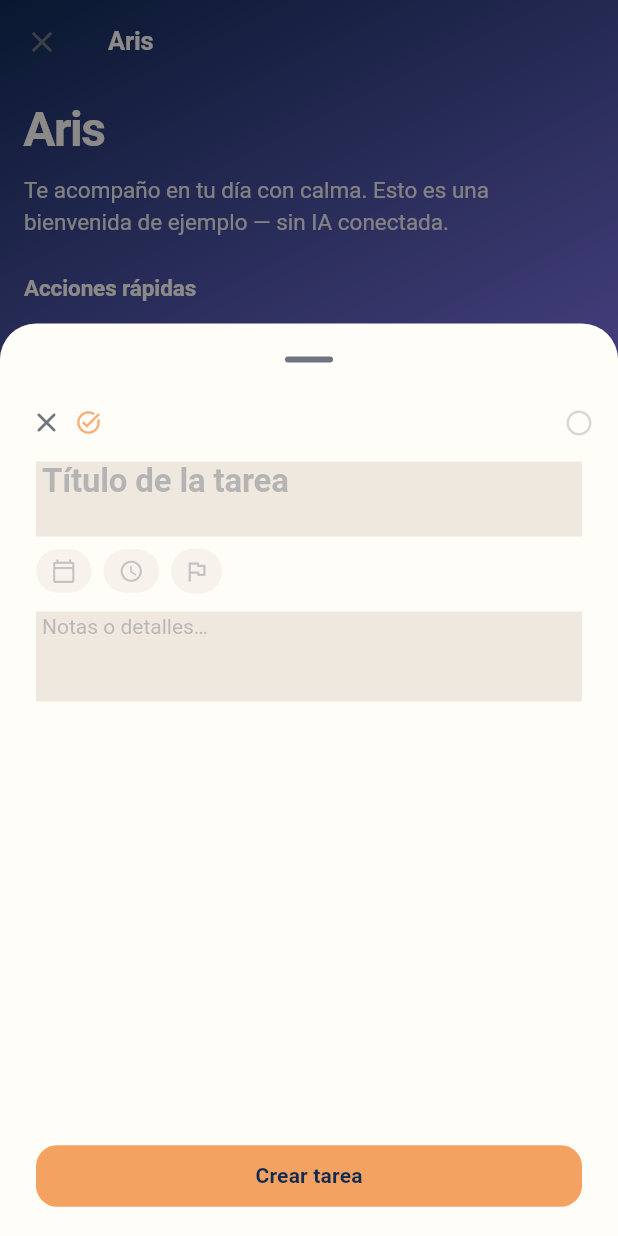
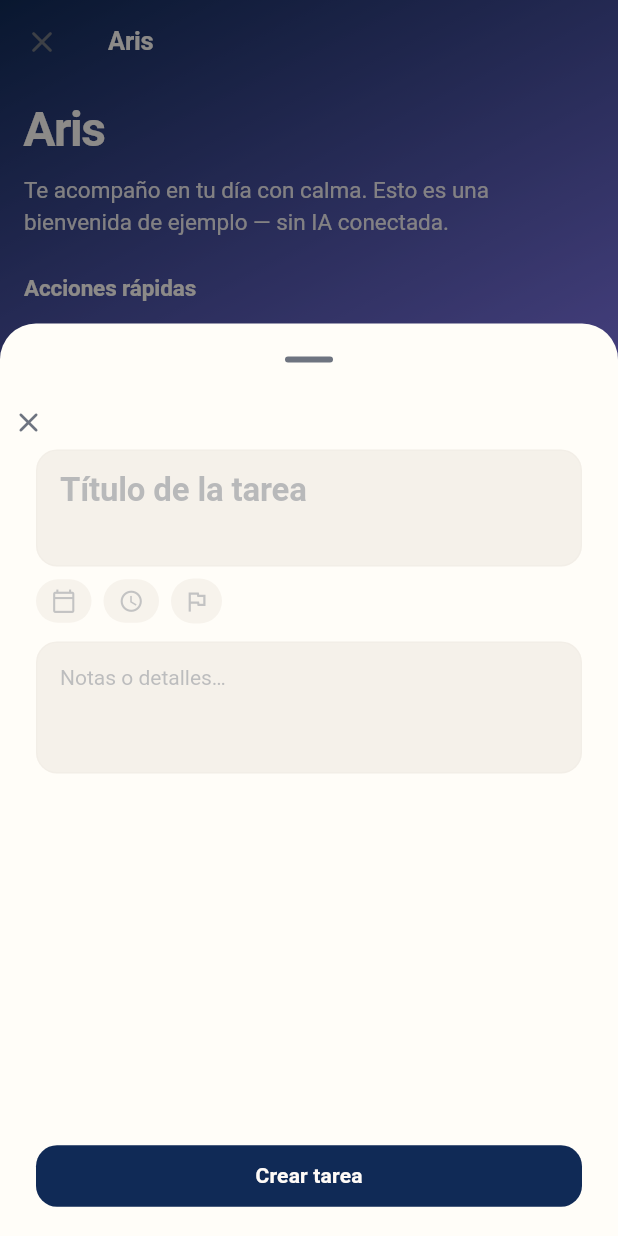
Before and after one commit to jmpmonge/aris-flutter, a Flutter app: the AssistantScreen screen opened directly, after a tap on "Crear tarea", on a phone screen of 412 x 824 dp. Run offline on Flutter 3.47's test engine with Material 3 defaults, Android fonts, the phone set to English and light mode, and no system bars; our stand-ins replace shared_preferences; accounts and stored records are empty; network calls fail.

Commit message:
v0.49.20 refina editor manual de tareas con CTA normal y acento naranja solo en metadatos
Co-authored-by: Cursor <cursoragent@cursor.com>

```diff
--- a/lib/features/tasks/presentation/manual_task_editor_page.dart
+++ b/lib/features/tasks/presentation/manual_task_editor_page.dart
@@ -4,10 +4,9 @@ import '../../../core/repositories/repositories.dart';
 import '../../../theme/app_spacing.dart';
 import '../../../shared/layout/breakpoints.dart';
 
-/// Acento coral/naranja del editor manual de tarea (v0.49.20).
+/// Naranja solo para metadatos activos en el editor manual (v0.49.20).
 abstract final class TaskManualEditorAccent {
-  static const Color coral = Color(0xFFF4A261);
-  static const Color coralDeep = Color(0xFFE07A3A);
+  static const Color metaActive = Color(0xFFF4A261);
 }
 
 /// Editor manual de tarea: sheet alto desde abajo (~68 %), compacto (v0.49.20).
@@ -91,9 +90,6 @@ class _ManualTaskEditorSheetState extends State<_ManualTaskEditorSheet> {
     super.dispose();
   }
 
-  Color get _accent =>
-      _priorityHigh ? TaskManualEditorAccent.coralDeep : TaskManualEditorAccent.coral;
-
   String? _dateIso(DateTime d) {
     final m = d.month.toString().padLeft(2, '0');
     final day = d.day.toString().padLeft(2, '0');
@@ -108,7 +104,7 @@ class _ManualTaskEditorSheetState extends State<_ManualTaskEditorSheet> {
     return '$h:$m';
   }
 
-  InputDecoration _borderlessHint(
+  InputDecoration _fieldDecoration(
     String hint,
     TextStyle? hintStyle, {
     String? errorText,
@@ -117,11 +113,37 @@ class _ManualTaskEditorSheetState extends State<_ManualTaskEditorSheet> {
       border: InputBorder.none,
       enabledBorder: InputBorder.none,
       focusedBorder: InputBorder.none,
+      errorBorder: InputBorder.none,
+      focusedErrorBorder: InputBorder.none,
+      filled: false,
       hintText: hint,
       hintStyle: hintStyle,
       errorText: errorText,
       contentPadding: EdgeInsets.zero,
       isDense: true,
+      isCollapsed: true,
+    );
+  }
+
+  Widget _textSurface({
+    required Widget child,
+  }) {
+    final scheme = Theme.of(context).colorScheme;
+    return DecoratedBox(
+      decoration: BoxDecoration(
+        color: scheme.surfaceContainerHighest.withValues(alpha: 0.42),
+        borderRadius: BorderRadius.circular(AppSpacing.radiusMd),
+        border: Border.all(
+          color: scheme.outline.withValues(alpha: 0.18),
+        ),
+      ),
+      child: Padding(
+        padding: const EdgeInsets.symmetric(
+          horizontal: AppSpacing.md,
+          vertical: AppSpacing.sm + 2,
+        ),
+        child: child,
+      ),
     );
   }
 
@@ -195,13 +217,13 @@ class _ManualTaskEditorSheetState extends State<_ManualTaskEditorSheet> {
     final scheme = Theme.of(context).colorScheme;
     final tt = Theme.of(context).textTheme;
     final color = active
-        ? _accent
+        ? TaskManualEditorAccent.metaActive
         : scheme.onSurfaceVariant.withValues(alpha: 0.38);
     final iconSize = iconOnly ? 18.0 : 17.0;
 
     return Material(
       color: active
-          ? _accent.withValues(alpha: 0.12)
+          ? TaskManualEditorAccent.metaActive.withValues(alpha: 0.14)
           : scheme.surfaceContainerHighest.withValues(alpha: 0.35),
       borderRadius: BorderRadius.circular(20),
       child: InkWell(
@@ -260,33 +282,13 @@ class _ManualTaskEditorSheetState extends State<_ManualTaskEditorSheet> {
     return Column(
       crossAxisAlignment: CrossAxisAlignment.stretch,
       children: [
-        Padding(
-          padding: const EdgeInsets.fromLTRB(
-            AppSpacing.sm,
-            0,
-            AppSpacing.md,
-            AppSpacing.xs,
-          ),
-          child: Row(
-            children: [
-              IconButton(
+        Align(
+          alignment: Alignment.centerLeft,
+          child: IconButton(
             visualDensity: VisualDensity.compact,
             icon: const Icon(Icons.close_rounded, size: 22),
             tooltip: 'Cerrar',
             onPressed: _busy ? null : () => Navigator.of(context).pop(),
-              ),
-              Icon(
-                Icons.task_alt_outlined,
-                size: 18,
-                color: TaskManualEditorAccent.coral.withValues(alpha: 0.85),
-              ),
-              const Spacer(),
-              Icon(
-                Icons.circle_outlined,
-                size: 20,
-                color: scheme.onSurfaceVariant.withValues(alpha: 0.28),
-              ),
-            ],
           ),
         ),
         Expanded(
@@ -300,17 +302,19 @@ class _ManualTaskEditorSheetState extends State<_ManualTaskEditorSheet> {
             child: Column(
               crossAxisAlignment: CrossAxisAlignment.stretch,
               children: [
-                TextField(
+                _textSurface(
+                  child: TextField(
                     controller: _title,
                     style: titleStyle,
                     enabled: !_busy,
                     maxLines: 2,
                     textInputAction: TextInputAction.next,
                     onSubmitted: (_) => _bodyFocus.requestFocus(),
-                  decoration: _borderlessHint(
+                    decoration: _fieldDecoration(
                       'Título de la tarea',
                       titleHint,
                       errorText: _titleError,
+                    ),
                   ),
                 ),
                 const SizedBox(height: AppSpacing.xs),
@@ -341,7 +345,8 @@ class _ManualTaskEditorSheetState extends State<_ManualTaskEditorSheet> {
                   ],
                 ),
                 const SizedBox(height: AppSpacing.sm),
-                TextField(
+                _textSurface(
+                  child: TextField(
                     controller: _body,
                     focusNode: _bodyFocus,
                     style: bodyStyle,
@@ -350,7 +355,8 @@ class _ManualTaskEditorSheetState extends State<_ManualTaskEditorSheet> {
                     maxLines: 6,
                     textAlignVertical: TextAlignVertical.top,
                     keyboardType: TextInputType.multiline,
-                  decoration: _borderlessHint('Notas o detalles…', bodyHint),
+                    decoration: _fieldDecoration('Notas o detalles…', bodyHint),
+                  ),
                 ),
               ],
             ),
@@ -376,18 +382,13 @@ class _ManualTaskEditorSheetState extends State<_ManualTaskEditorSheet> {
               FilledButton(
                 onPressed: _busy ? null : _submit,
                 style: FilledButton.styleFrom(
-                  backgroundColor: TaskManualEditorAccent.coral,
-                  foregroundColor: const Color(0xFF1A1410),
                   elevation: 0,
                   padding: const EdgeInsets.symmetric(vertical: 12),
                   shape: RoundedRectangleBorder(
                     borderRadius: BorderRadius.circular(AppSpacing.radiusMd),
                   ),
                 ),
-                child: Text(
-                  _busy ? 'Guardando…' : 'Crear tarea',
-                  style: tt.labelLarge?.copyWith(fontWeight: FontWeight.w700),
-                ),
+                child: Text(_busy ? 'Guardando…' : 'Crear tarea'),
               ),
             ],
           ),
```
Lines whose indentation alone changed are shown as unchanged.
